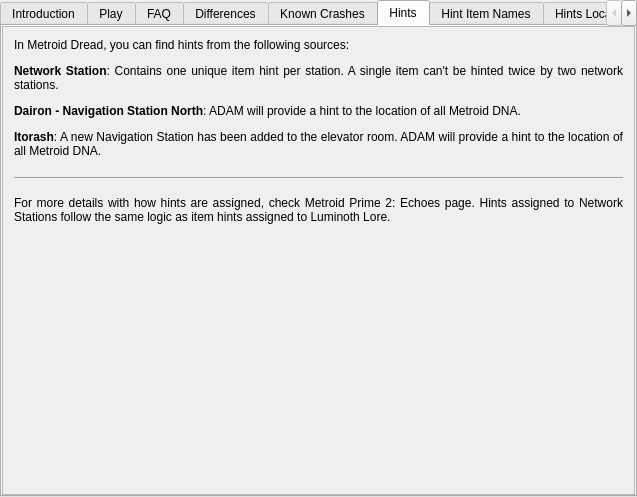
The window that randovania/gui/ui_files/games_tab_dread_widget.ui (randovania/randovania) describes before a commit, drawn with Qt 5.
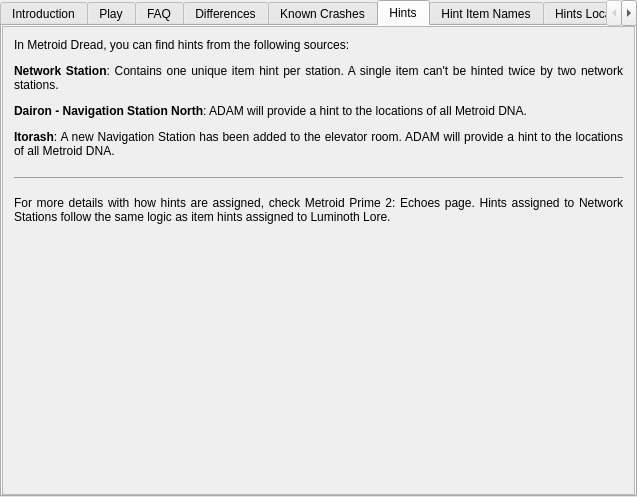
The same window after the commit. The open tabs and pages were chosen to show the change. Custom widgets are drawn as their Qt base class.

What changed in the file:
```diff
--- a/randovania/gui/ui_files/games_tab_dread_widget.ui
+++ b/randovania/gui/ui_files/games_tab_dread_widget.ui
@@ -307,7 +307,7 @@
         <item>
          <widget class="QLabel" name="hints_label">
           <property name="text">
-           <string>&lt;html&gt;&lt;head/&gt;&lt;body&gt;&lt;p align=&quot;justify&quot;&gt;In Metroid Dread, you can find hints from the following sources:&lt;/p&gt;&lt;p align=&quot;justify&quot;&gt;&lt;span style=&quot; font-weight:600;&quot;&gt;Network Station&lt;/span&gt;: Contains one unique item hint per station. A single item can't be hinted twice by two network stations.&lt;/p&gt;&lt;p align=&quot;justify&quot;&gt;&lt;span style=&quot; font-weight:600;&quot;&gt;Dairon - Navigation Station North&lt;/span&gt;: ADAM will provide a hint to the location of all Metroid DNA.&lt;/p&gt;&lt;p align=&quot;justify&quot;&gt;&lt;span style=&quot; font-weight:600;&quot;&gt;Itorash&lt;/span&gt;: A new Navigation Station has been added to the elevator room. ADAM will provide a hint to the location of all Metroid DNA.&lt;/p&gt;&lt;hr/&gt;&lt;p align=&quot;justify&quot;&gt;For more details with how hints are assigned, check Metroid Prime 2: Echoes page. Hints assigned to Network Stations follow the same logic as item hints assigned to Luminoth Lore.&lt;/p&gt;&lt;/body&gt;&lt;/html&gt;</string>
+           <string>&lt;html&gt;&lt;head/&gt;&lt;body&gt;&lt;p align=&quot;justify&quot;&gt;In Metroid Dread, you can find hints from the following sources:&lt;/p&gt;&lt;p align=&quot;justify&quot;&gt;&lt;span style=&quot; font-weight:600;&quot;&gt;Network Station&lt;/span&gt;: Contains one unique item hint per station. A single item can't be hinted twice by two network stations.&lt;/p&gt;&lt;p align=&quot;justify&quot;&gt;&lt;span style=&quot; font-weight:600;&quot;&gt;Dairon - Navigation Station North&lt;/span&gt;: ADAM will provide a hint to the locations of all Metroid DNA.&lt;/p&gt;&lt;p align=&quot;justify&quot;&gt;&lt;span style=&quot; font-weight:600;&quot;&gt;Itorash&lt;/span&gt;: A new Navigation Station has been added to the elevator room. ADAM will provide a hint to the locations of all Metroid DNA.&lt;/p&gt;&lt;hr/&gt;&lt;p align=&quot;justify&quot;&gt;For more details with how hints are assigned, check Metroid Prime 2: Echoes page. Hints assigned to Network Stations follow the same logic as item hints assigned to Luminoth Lore.&lt;/p&gt;&lt;/body&gt;&lt;/html&gt;</string>
           </property>
           <property name="alignment">
            <set>Qt::AlignLeading|Qt::AlignLeft|Qt::AlignTop</set>
```
